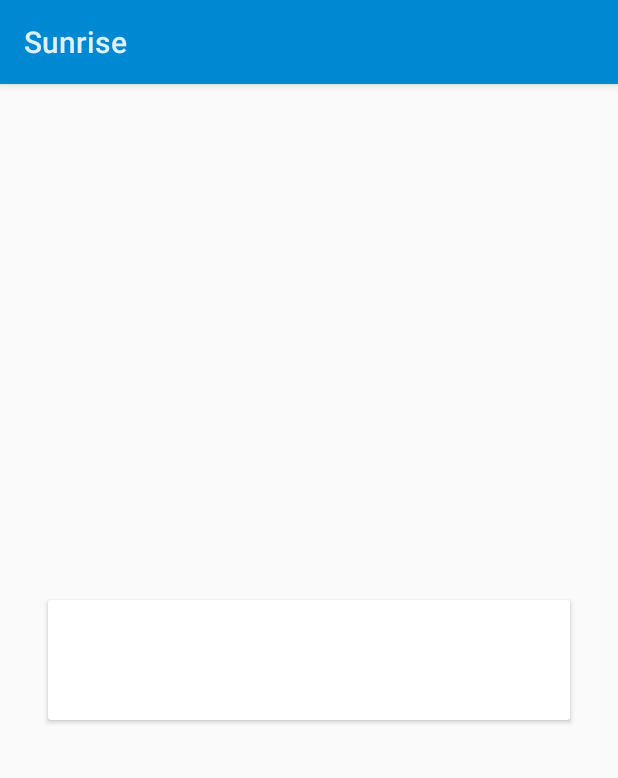
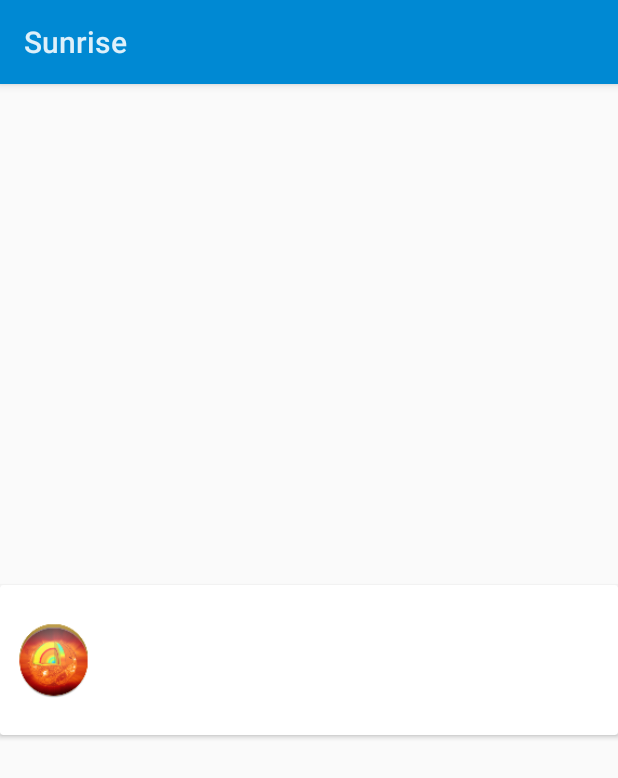
Before and after one commit to GabMus/android-sunrise, an Android app: the layout list_item_forecast.xml on its own in the app's theme, with its tools: preview values and no code run, on a phone screen of 412 x 824 dp. Shown: the top 778 px of the screen. Run offline under Robolectric (Android 15) with nearby library versions, the phone set to English and light mode, and no system bars.

Commit message:
Implemented a Cards UI on the main screen Changed some font styles, added placeholder icon next to forecast description

```diff
--- a/app/src/main/res/layout/list_item_forecast.xml
+++ b/app/src/main/res/layout/list_item_forecast.xml
@@ -1,14 +1,36 @@
 <?xml version="1.0" encoding="utf-8"?>
 
     <android.support.v7.widget.CardView
-        xmlns:android="http://schemas.android.com/apk/res/android"
-        xmlns:card_view="http://schemas.android.com/apk/res-auto"
-        android:id="@+id/card_view"
+    xmlns:android="http://schemas.android.com/apk/res/android"
+    xmlns:card_view="http://schemas.android.com/apk/res-auto"
+    android:id="@+id/card_view"
+    android:layout_gravity="center"
+    android:layout_width="fill_parent"
+    android:layout_height="100dp" >
+    <LinearLayout
+        android:orientation="horizontal"
         android:layout_width="match_parent"
+        android:layout_height="match_parent"
+        android:gravity="center_vertical"
+        android:paddingLeft="10dp"
+        android:paddingRight="10dp"
+        android:paddingTop="5dp"
+        android:paddingBottom="5dp">
+
+        <ImageView
+            android:id="@+id/item_details_lesson_image"
+            android:layout_width="52dp"
+            android:layout_height="52dp"
+            android:src="@mipmap/ic_launcher" />
+
+    <LinearLayout
+        android:orientation="horizontal"
+        android:layout_width="fill_parent"
         android:layout_height="wrap_content"
-        android:layout_gravity="center"
-        android:layout_marginRight="32dp"
-        android:layout_marginLeft="32dp" >
+        android:paddingLeft="15dp"
+        android:paddingRight="15dp"
+        >
+
         <TextView
             android:paddingLeft="@dimen/activity_horizontal_margin"
             android:paddingRight="@dimen/activity_horizontal_margin"
@@ -16,5 +38,8 @@
             android:layout_height="match_parent"
             android:gravity="center_vertical"
             android:id="@+id/list_item_forecast_textview"
-            android:minHeight="?android:attr/listPreferredItemHeightLarge" />
+            android:minHeight="?android:attr/listPreferredItemHeightLarge"
+            android:textAppearance="@android:style/TextAppearance.DeviceDefault.Large"/>
+        </LinearLayout>
+    </LinearLayout>
     </android.support.v7.widget.CardView>
```
Also changed, not shown: app/src/main/res/layout/fragment_main.xml (+25 -13 lines).
